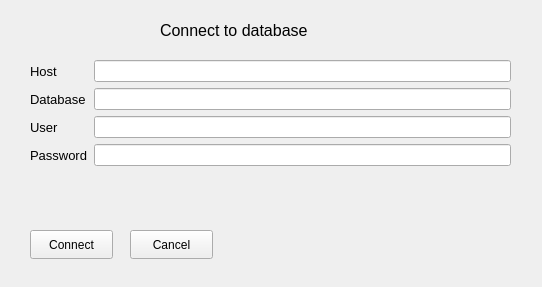
This is connectwindow.ui in Abdurakhman20/cw-sport-db as Qt 5 draws it before an edit. The edited form follows.
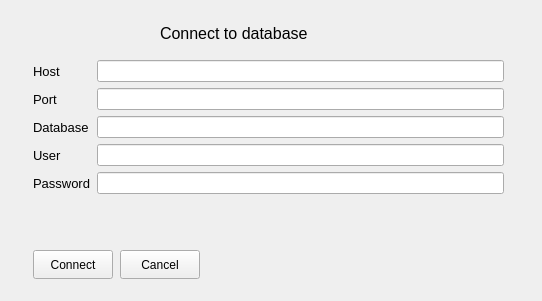
This is the edited form.

Diff of the .ui file:
```diff
--- a/connectwindow.ui
+++ b/connectwindow.ui
@@ -7,7 +7,7 @@
     <x>0</x>
     <y>0</y>
     <width>542</width>
-    <height>287</height>
+    <height>301</height>
    </rect>
   </property>
   <property name="windowTitle">
@@ -18,8 +18,8 @@
     <rect>
      <x>160</x>
      <y>20</y>
-     <width>201</width>
-     <height>20</height>
+     <width>180</width>
+     <height>27</height>
     </rect>
    </property>
    <property name="font">
@@ -34,9 +34,9 @@
   <widget class="QPushButton" name="connectPushButton">
    <property name="geometry">
     <rect>
-     <x>30</x>
-     <y>230</y>
-     <width>83</width>
+     <x>33</x>
+     <y>250</y>
+     <width>80</width>
      <height>29</height>
     </rect>
    </property>
@@ -47,9 +47,9 @@
   <widget class="QPushButton" name="cancelPushButton">
    <property name="geometry">
     <rect>
-     <x>130</x>
-     <y>230</y>
-     <width>83</width>
+     <x>120</x>
+     <y>250</y>
+     <width>80</width>
      <height>29</height>
     </rect>
    </property>
@@ -60,10 +60,10 @@
   <widget class="QWidget" name="">
    <property name="geometry">
     <rect>
-     <x>30</x>
+     <x>33</x>
      <y>60</y>
-     <width>481</width>
-     <height>141</height>
+     <width>471</width>
+     <height>170</height>
     </rect>
    </property>
    <layout class="QFormLayout" name="formLayout">
@@ -80,6 +80,21 @@
      </widget>
     </item>
     <item row="1" column="0">
+     <widget class="QLabel" name="label_6">
+      <property name="font">
+       <font>
+        <pointsize>10</pointsize>
+       </font>
+      </property>
+      <property name="text">
+       <string>Port</string>
+      </property>
+     </widget>
+    </item>
+    <item row="1" column="1">
+     <widget class="QLineEdit" name="hostLineEdit_2"/>
+    </item>
+    <item row="2" column="0">
      <widget class="QLabel" name="label_2">
       <property name="font">
        <font>
@@ -91,10 +106,10 @@
       </property>
      </widget>
     </item>
-    <item row="1" column="1">
+    <item row="2" column="1">
      <widget class="QLineEdit" name="databaseLineEdit"/>
     </item>
-    <item row="2" column="0">
+    <item row="3" column="0">
      <widget class="QLabel" name="label_3">
       <property name="font">
        <font>
@@ -106,10 +121,10 @@
       </property>
      </widget>
     </item>
-    <item row="2" column="1">
+    <item row="3" column="1">
      <widget class="QLineEdit" name="userLineEdit"/>
     </item>
-    <item row="3" column="0">
+    <item row="4" column="0">
      <widget class="QLabel" name="label_4">
       <property name="font">
        <font>
@@ -121,7 +136,7 @@
       </property>
      </widget>
     </item>
-    <item row="3" column="1">
+    <item row="4" column="1">
      <widget class="QLineEdit" name="passwordLineEdit">
       <property name="echoMode">
        <enum>QLineEdit::Password</enum>
```
Left out of the diff: 6 changed lines with no effect on the pictures.
